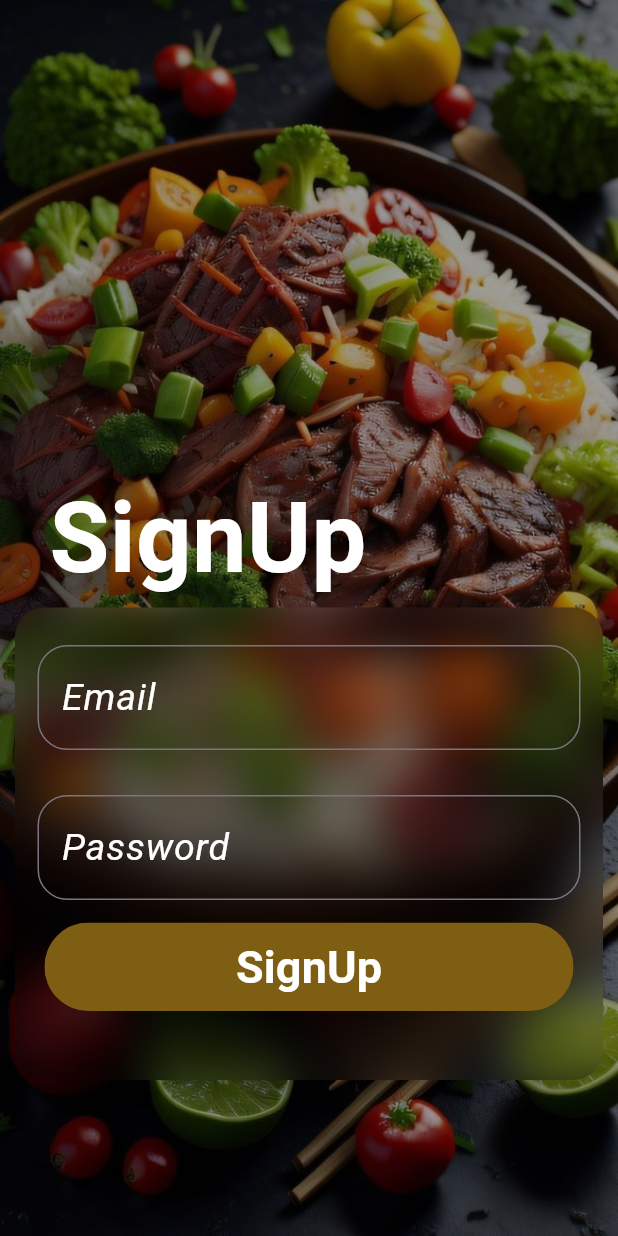
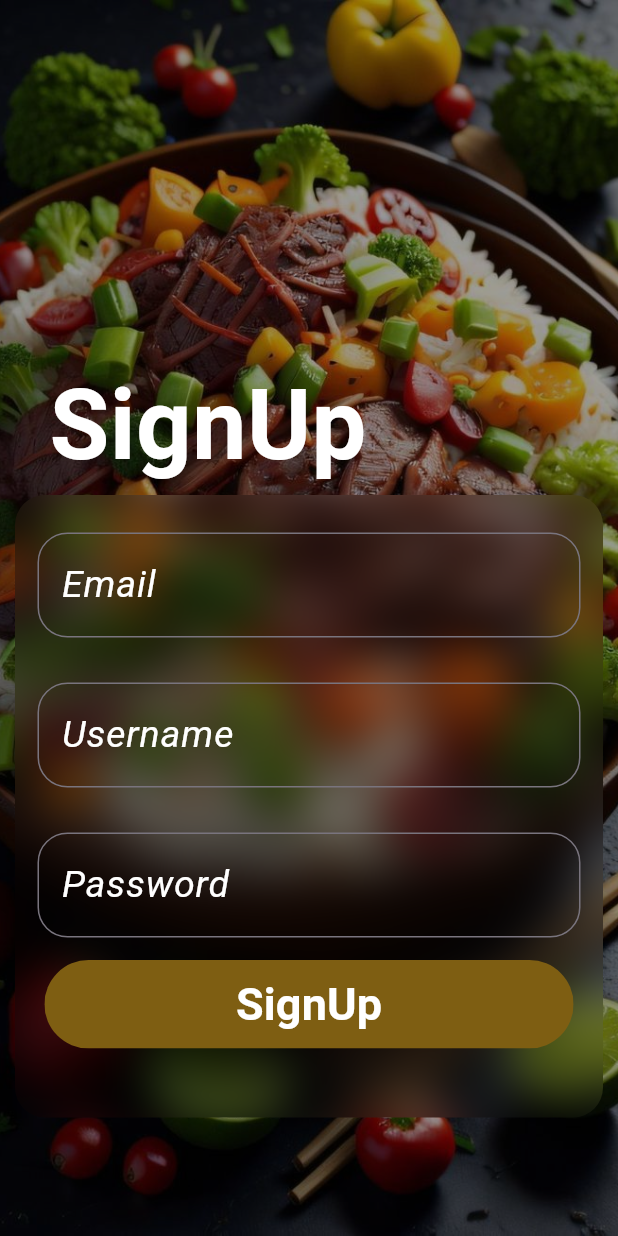
Before and after one commit to RotenKiwi/RecipeApp, a Flutter app: the RegisterScreen screen opened directly, after a tap on "SignUp", on a phone screen of 412 x 824 dp. Run offline on Flutter 3.47's test engine with Material 3 defaults, Android fonts, the phone set to English and light mode, and no system bars; our stand-ins replace cloud_firestore, firebase_auth, firebase_core; accounts and stored records are empty; network calls fail; Roboto replaces fonts that are missing (Breath).

Commit message:
Account creation
A new account is created in firebase console on signup and user details is fetched when signing in

```diff
--- a/lib/Components/firebase/firebase_helper.dart
+++ b/lib/Components/firebase/firebase_helper.dart
@@ -1,6 +1,9 @@
+import 'package:cloud_firestore/cloud_firestore.dart';
 import 'package:firebase_auth/firebase_auth.dart';
 
 FirebaseAuth auth = FirebaseAuth.instance;
+FirebaseFirestore db = FirebaseFirestore.instance;
+late User user;
 
 Future<bool> signIn(String emailAddress, String password) async{
   try {
@@ -8,6 +11,7 @@ Future<bool> signIn(String emailAddress, String password) async{
         email: emailAddress,
         password: password
     );
+    user = auth.currentUser!;
     print('Logged In');
     return true;
   } on FirebaseAuthException catch (e) {
@@ -22,11 +26,12 @@ Future<bool> signIn(String emailAddress, String password) async{
 
 Future<bool> signUp(String emailAddress, String password) async {
   try {
-    await FirebaseAuth.instance.createUserWithEmailAndPassword(
+    await auth.createUserWithEmailAndPassword(
       email: emailAddress,
       password: password,
     );
-    print('Account created');
+    user = auth.currentUser!;
+    print('Account created, UserId: '+ user.uid);
     return true;
   } on FirebaseAuthException catch (e) {
     if (e.code == 'weak-password') {
@@ -40,3 +45,14 @@ Future<bool> signUp(String emailAddress, String password) async {
     return false;
   }
 }
+
+Future<bool> createUser(String username) async{
+  try {
+    await db.collection('users').doc(user.uid).set({'username':username});
+    return true;
+  } on Exception catch (e) {
+    print(e);
+    return false;
+  }
+
+}
--- a/lib/Login&Register/presentation/register_screen.dart
+++ b/lib/Login&Register/presentation/register_screen.dart
@@ -2,7 +2,6 @@ import 'package:flutter/material.dart';
 import 'package:recipe/Components/firebase/firebase_helper.dart';
 import 'package:recipe/Login&Register/components/background_widget.dart';
 import 'package:recipe/Login&Register/components/blur_card.dart';
-import 'package:recipe/Login&Register/presentation/login_screen.dart';
 import 'package:recipe/constants.dart';
 
 import '../../Components/presentation/rounded_button.dart';
@@ -17,6 +16,7 @@ class RegisterScreen extends StatefulWidget {
 
 TextEditingController emailTextController = TextEditingController();
 TextEditingController passwordTextController = TextEditingController();
+TextEditingController usernameTextController = TextEditingController();
 
 class _RegisterScreenState extends State<RegisterScreen> {
   @override
@@ -26,13 +26,13 @@ class _RegisterScreenState extends State<RegisterScreen> {
         child: Column(
           crossAxisAlignment: CrossAxisAlignment.start,
           children: [
-            Spacer(flex: 3),
+            const Spacer(flex: 3),
             bigTitle('  SignUp', Colors.white),
             Padding(
-              padding: EdgeInsets.symmetric(horizontal: 10.0),
+              padding: const EdgeInsets.symmetric(horizontal: 10.0),
               child: BlurCard(
                 child: Padding(
-                  padding: EdgeInsets.symmetric(vertical: 10.0),
+                  padding: const EdgeInsets.symmetric(vertical: 10.0),
                   child: Column(
                     children: [
                       MyTextField(
@@ -41,14 +41,20 @@ class _RegisterScreenState extends State<RegisterScreen> {
                         controller: emailTextController,
                       ),
                       MyTextField(
+                        text: 'Username',
+                        isPassword: false,
+                        controller: usernameTextController,
+                      ),
+                      MyTextField(
                         text: 'Password',
                         isPassword: true,
                         controller: passwordTextController,
                       ),
                       RoundedButton(
                         text: 'SignUp',
-                        press: () {
-                          signUp(emailTextController.text, passwordTextController.text);
+                        press: () async{
+                          await signUp(emailTextController.text, passwordTextController.text);
+                          createUser(usernameTextController.text);
                         },
                         color: const Color(0xff7e5e12),
                         textColor: Colors.white,
@@ -60,7 +66,7 @@ class _RegisterScreenState extends State<RegisterScreen> {
                 ),
               ),
             ),
-            Spacer(flex: 1)
+            const Spacer(flex: 1)
           ],
         ),
       ),
--- a/pubspec.yaml
+++ b/pubspec.yaml
@@ -37,6 +37,8 @@ dependencies:
   cupertino_icons: ^1.0.6
   firebase_core:
   firebase_auth: ^5.1.2
+  cloud_firestore: ^5.1.0
+  youtube_video_player: ^0.1.1
 
 dev_dependencies:
   flutter_test:
```
Also changed, not shown: lib/Homescreen/presentation/homescreen.dart (added, +46 -0 lines), lib/Login&Register/presentation/login_screen.dart (+14 -22 lines), lib/constants.dart (+38 -1 lines), pubspec.lock.
